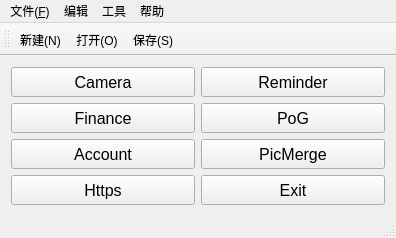
Before: the Qt Designer form qt_project/qtmainwindow.ui in RockyChing/qt_play, drawn with Qt 5.
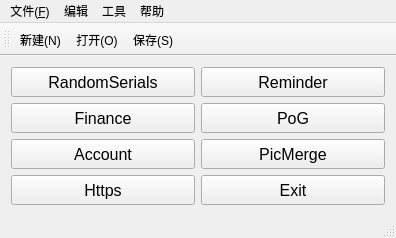
After: the same form once the commit is applied. Icons and pictures are not drawn.

```diff
--- a/qt_project/qtmainwindow.ui
+++ b/qt_project/qtmainwindow.ui
@@ -33,7 +33,7 @@
        </font>
       </property>
       <property name="text">
-       <string>Camera</string>
+       <string>RandomSerials</string>
       </property>
      </widget>
     </item>
```
Left out of the diff: 13 changed lines with no effect on the pictures.
